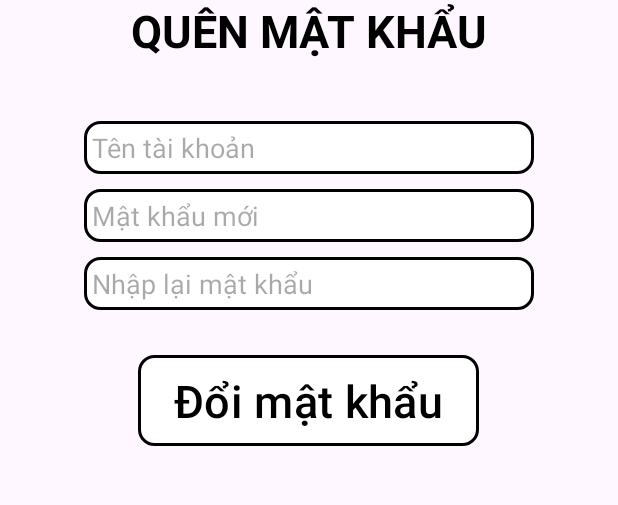
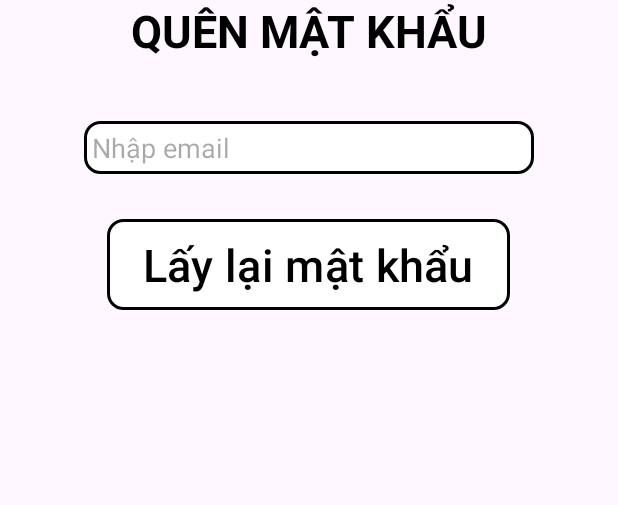
Before and after one commit to Truonghvt06/PRO1121_DU_AN_01_NHOM_07, an Android app: the QuenMatKhau screen opened directly, with no data from a screen before it, on a phone screen of 412 x 824 dp, the part 423-928 px from its top. Run offline under Robolectric (Android 15) with nearby library versions, the light colour scheme and no system bars; our stand-ins replace Firebase (no records; nobody signed in at launch, a user with empty details on screens opened directly).

Commit message:
code quen mk

```diff
--- a/app/src/main/java/truonghvph35818/fpoly/pro1121_du_an_01_nhom_07/taiKhoan/QuenMatKhau.java
+++ b/app/src/main/java/truonghvph35818/fpoly/pro1121_du_an_01_nhom_07/taiKhoan/QuenMatKhau.java
@@ -1,16 +1,53 @@
 package truonghvph35818.fpoly.pro1121_du_an_01_nhom_07.taiKhoan;
 
+import androidx.annotation.NonNull;
 import androidx.appcompat.app.AppCompatActivity;
 
+import android.content.Intent;
 import android.os.Bundle;
+import android.view.View;
+import android.widget.Button;
+import android.widget.EditText;
+import android.widget.Toast;
+
+import com.google.android.gms.tasks.OnCompleteListener;
+import com.google.android.gms.tasks.Task;
+import com.google.firebase.auth.FirebaseAuth;
 
 import truonghvph35818.fpoly.pro1121_du_an_01_nhom_07.R;
 
 public class QuenMatKhau extends AppCompatActivity {
+    private EditText edQMKEmail;
+    private Button btnLayLaiMK;
 
     @Override
     protected void onCreate(Bundle savedInstanceState) {
         super.onCreate(savedInstanceState);
         setContentView(R.layout.activity_quen_mat_khau);
+        edQMKEmail = findViewById(R.id.edQMKEmail);
+        btnLayLaiMK = findViewById(R.id.btnLayLaiMK);
+
+        btnLayLaiMK.setOnClickListener(new View.OnClickListener() {
+            @Override
+            public void onClick(View view) {
+                FirebaseAuth firebaseAuth = FirebaseAuth.getInstance();
+                String email = edQMKEmail.getText().toString();
+
+                firebaseAuth.sendPasswordResetEmail(email).addOnCompleteListener(new OnCompleteListener<Void>() {
+                    @Override
+                    public void onComplete(@NonNull Task<Void> task) {
+                        if (task.isSuccessful()){
+                            Toast.makeText(getApplicationContext(),"Thành công!! Kiểm tra email để lấy lại mật khẩu",Toast.LENGTH_SHORT).show();
+                            Intent i = new Intent(QuenMatKhau.this, DangNhap.class);
+                            startActivity(i);
+                        }else {
+                            Toast.makeText(getApplicationContext(),"Thất bại",Toast.LENGTH_SHORT).show();
+
+                        }
+                    }
+                });
+            }
+        });
+
     }
 }
--- a/app/src/main/res/layout/activity_quen_mat_khau.xml
+++ b/app/src/main/res/layout/activity_quen_mat_khau.xml
@@ -23,32 +23,13 @@
         android:layout_marginTop="40dp"
         android:layout_width="300dp"
         android:layout_height="wrap_content"
-        android:hint="Tên tài khoản"
-        android:id="@+id/edQMKTaiKhoan"
+        android:hint="Nhập email"
+        android:id="@+id/edQMKEmail"
         android:background="@drawable/botron"
         android:padding="5dp"
         android:layout_gravity="center"
         android:textSize="18dp"/>
-    <EditText
-        android:layout_width="300dp"
-        android:layout_height="wrap_content"
-        android:hint="Mật khẩu mới"
-        android:id="@+id/edQMKMatKhauMoi"
-        android:layout_marginTop="10dp"
-        android:background="@drawable/botron"
-        android:padding="5dp"
-        android:layout_gravity="center"
-        android:textSize="18dp"/>
-    <EditText
-        android:layout_width="300dp"
-        android:layout_height="wrap_content"
-        android:hint="Nhập lại mật khẩu"
-        android:id="@+id/edQMKNhapLaiMK"
-        android:layout_marginTop="10dp"
-        android:background="@drawable/botron"
-        android:padding="5dp"
-        android:layout_gravity="center"
-        android:textSize="18dp"/>
+
 
     <Button
         android:layout_width="wrap_content"
@@ -58,8 +39,8 @@
         android:background="@drawable/botron"
         app:backgroundTint="@null"
         android:textSize="30dp"
-        android:text="Đổi mật khẩu"
-        android:id="@+id/btnDoiMatKhau"
+        android:text="Lấy lại mật khẩu"
+        android:id="@+id/btnLayLaiMK"
         android:textColor="@color/black" />
 
 
```
